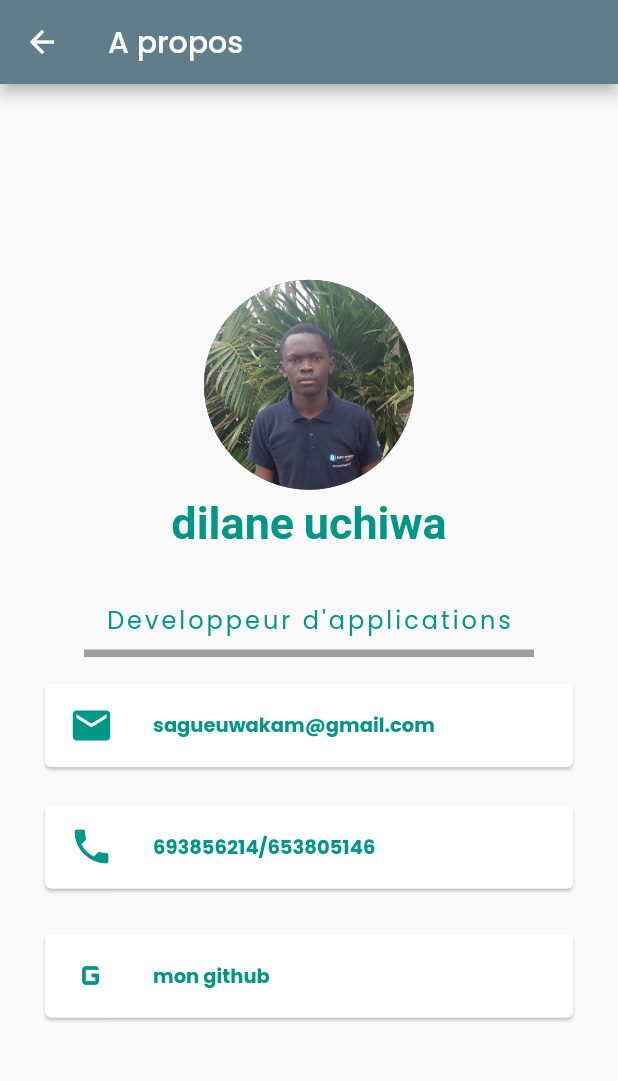
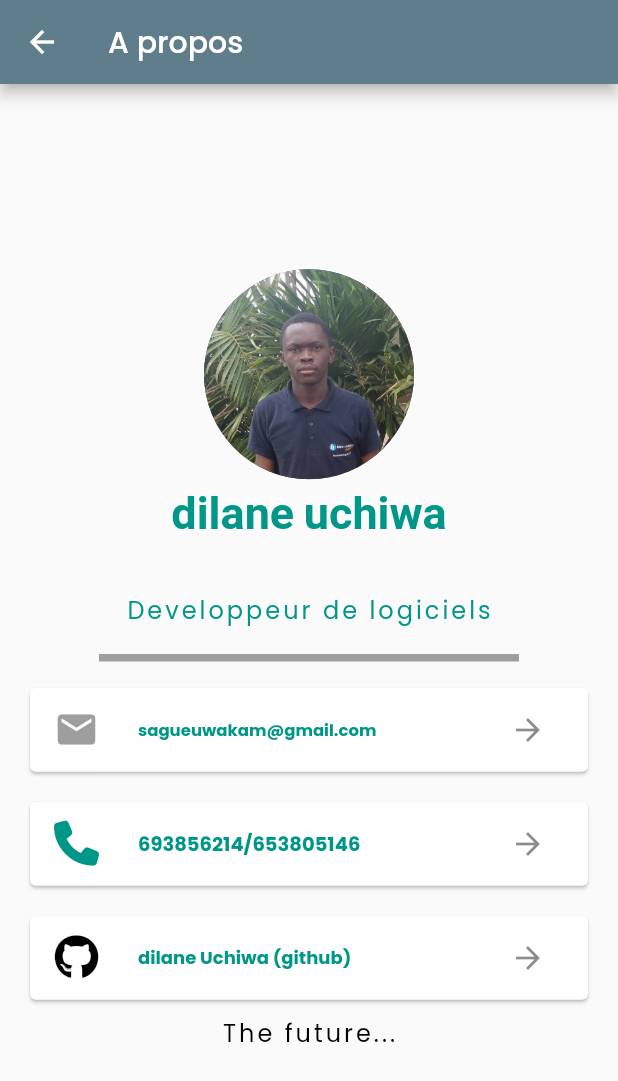
Before and after one commit to dilaneUchiwa/Banque_project, a Flutter app: the AboutPage screen opened directly, on a phone screen of 412 x 824 dp. Shown: the top 1081 px of the screen. Run offline on Flutter 3.47's test engine with Material 2 defaults, Android fonts, the light colour scheme and no system bars; our stand-ins replace another_carousel_pro, cloud_firestore, file_picker, firebase_auth, firebase_core, firebase_storage and 5 more; accounts and stored records are empty; Roboto replaces fonts that are missing (Pacifico).

Commit message:
after about page

```diff
--- a/lib/views/ComponentList/PromotionList.dart
+++ b/lib/views/ComponentList/PromotionList.dart
@@ -58,13 +58,12 @@ class PromotionList extends StatelessWidget {
                               const Text(">>"),
                               TextButton(
                                   child: Text(
-                                    "${_niveau.numero.toString()}",
+                                    _niveau.numero.toString(),
                                     style: const TextStyle(fontSize: 10),
                                   ),
                                   onPressed: () {
                                     Navigator.of(context).pop();
                                   }),
-                              const Text(">")
                             ])),
                         ListView.builder(
                           shrinkWrap:
--- a/lib/views/PageView/AboutPage.dart
+++ b/lib/views/PageView/AboutPage.dart
@@ -1,4 +1,7 @@
 import 'package:flutter/material.dart';
+import 'package:font_awesome_flutter/font_awesome_flutter.dart';
+import 'package:url_launcher/url_launcher.dart';
+import 'package:url_launcher/url_launcher_string.dart';
 
 class AboutPage extends StatelessWidget {
   const AboutPage({super.key});
@@ -22,12 +25,12 @@ class PageContaint extends StatelessWidget {
     return SafeArea(
       child: Column(
         mainAxisAlignment: MainAxisAlignment.center,
-        children: const <Widget>[
-          CircleAvatar(
+        children: <Widget>[
+          const CircleAvatar(
             backgroundImage: AssetImage('assets/author.png'),
             radius: 70.0,
           ),
-          Text(
+          const Text(
             'dilane uchiwa',
             style: TextStyle(
               fontFamily: 'Pacifico',
@@ -36,20 +39,24 @@ class PageContaint extends StatelessWidget {
               fontSize: 30.0,
             ),
           ),
-          SizedBox(
+          const SizedBox(
             width: 300.0,
             height: 30.0,
           ),
-          Text(
-            "Developpeur d'applications",
+          const Text(
+            "Developpeur de logiciels",
             style: TextStyle(
               letterSpacing: 2.0,
               color: Colors.teal,
               fontSize: 16.0,
             ),
           ),
-          SizedBox(
+          const SizedBox(
             width: 300.0,
+            height: 10.0,
+          ),
+          const SizedBox(
+            width: 280.0,
             height: 20.0,
             child: Divider(
               color: Colors.grey,
@@ -58,33 +65,38 @@ class PageContaint extends StatelessWidget {
           ),
           Card(
             color: Colors.white,
-            margin: EdgeInsets.symmetric(vertical: 10.0, horizontal: 30.0),
+            margin:
+                const EdgeInsets.symmetric(vertical: 10.0, horizontal: 20.0),
             child: ListTile(
-              leading: Icon(
+              leading: const Icon(
                 Icons.email,
-                color: Colors.teal,
+                color: Colors.grey,
                 size: 30.0,
               ),
-              title: Text(
+              title: const Text(
                 'sagueuwakam@gmail.com',
                 style: TextStyle(
-                  fontSize: 13.0,
+                  fontSize: 11.0,
                   color: Colors.teal,
                   fontWeight: FontWeight.bold,
                 ),
               ),
+              trailing: IconButton(
+                  onPressed: () => launch_url("mailto:sagueuwakam@gmail.com"),
+                  icon: const Icon(Icons.arrow_forward)),
             ),
           ),
           Card(
             color: Colors.white,
-            margin: EdgeInsets.symmetric(vertical: 15.0, horizontal: 30.0),
+            margin:
+                const EdgeInsets.symmetric(vertical: 10.0, horizontal: 20.0),
             child: ListTile(
-              leading: Icon(
-                Icons.phone,
+              leading: const Icon(
+                FontAwesomeIcons.phone,
                 color: Colors.teal,
                 size: 30.0,
               ),
-              title: Text(
+              title: const Text(
                 '693856214/653805146',
                 style: TextStyle(
                   fontSize: 13.0,
@@ -92,25 +104,41 @@ class PageContaint extends StatelessWidget {
                   fontWeight: FontWeight.bold,
                 ),
               ),
+              trailing: IconButton(
+                  onPressed: () => launch_url("tel:+237 693856214"),
+                  icon: const Icon(Icons.arrow_forward)),
             ),
           ),
           Card(
             color: Colors.white,
-            margin: EdgeInsets.symmetric(vertical: 15.0, horizontal: 30.0),
+            margin:
+                const EdgeInsets.symmetric(vertical: 10.0, horizontal: 20.0),
             child: ListTile(
-              leading: Icon(
-                Icons.g_mobiledata,
-                color: Colors.teal,
+              leading: const Icon(
+                FontAwesomeIcons.github,
+                color: Colors.black,
                 size: 30.0,
               ),
-              title: Text(
-                'mon github',
+              title: const Text(
+                'dilane Uchiwa (github)',
                 style: TextStyle(
-                  fontSize: 13.0,
+                  fontSize: 12.0,
                   color: Colors.teal,
                   fontWeight: FontWeight.bold,
                 ),
               ),
+              trailing: IconButton(
+                  onPressed: () =>
+                      launch_url("https://github.com/dilaneUchiwa"),
+                  icon: const Icon(Icons.arrow_forward)),
+            ),
+          ),
+          const Text(
+            "The future...",
+            style: TextStyle(
+              letterSpacing: 2.0,
+              color: Colors.black,
+              fontSize: 16.0,
             ),
           ),
         ],
@@ -118,3 +146,7 @@ class PageContaint extends StatelessWidget {
     );
   }
 }
+
+Future<void> launch_url(String url) async {
+  if (!await launchUrlString(url)) throw "could not launch $url";
+}
--- a/lib/views/PageView/NewProjectPage.dart
+++ b/lib/views/PageView/NewProjectPage.dart
@@ -71,7 +71,6 @@ class _NewprojectPageState extends State<NewprojectPage> {
                       children: [
                         Expanded(
                             child: TextFormField(
-                          autofocus: true,
                           decoration: const InputDecoration(
                               border: UnderlineInputBorder(),
                               labelText: "Titre du projet",
@@ -328,7 +327,6 @@ class _NewprojectPageState extends State<NewprojectPage> {
                                 );
                                 var db = DatabaseService();
 
-
                                 Projet projet = Projet.idNull(
                                     titre!,
                                     description!,
@@ -337,8 +335,7 @@ class _NewprojectPageState extends State<NewprojectPage> {
                                     [],
                                     null,
                                     null,
-                                    Projet.total + 1
-                                    );
+                                    Projet.total + 1);
 
                                 db.uploadProjet(
                                     projet, images, rapport, code_source);
--- a/pubspec.yaml
+++ b/pubspec.yaml
@@ -53,7 +53,8 @@ dependencies:
   file_picker: ^5.2.4
   path_provider: ^2.0.11
   permission_handler: ^10.2.0
-
+  url_launcher: ^6.1.7
+  font_awesome_flutter: ^10.3.0
 
 
 dev_dependencies:
```
Also changed, not shown: pubspec.lock, 5 other files.
